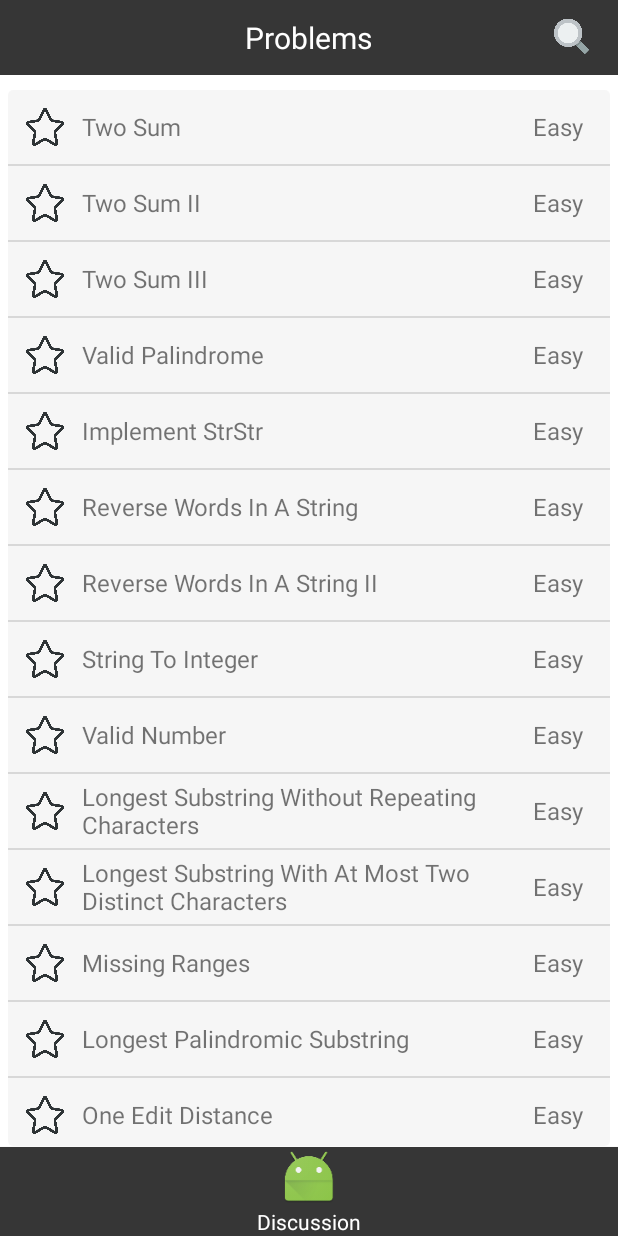
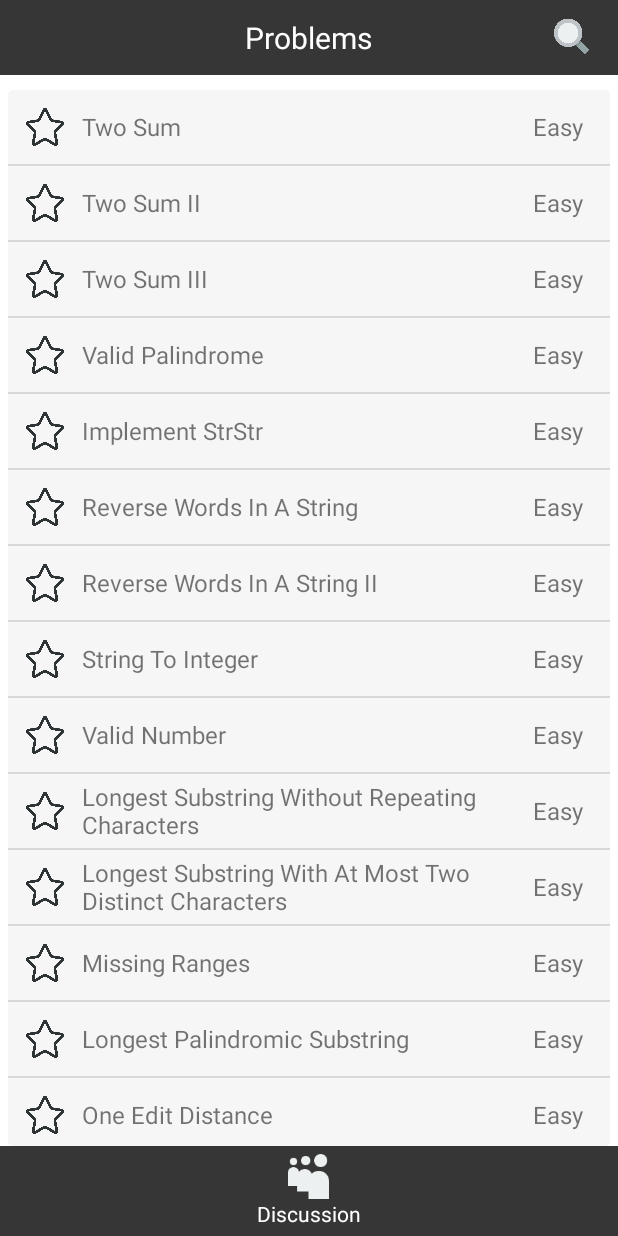
Before and after one commit to kennybill2014/Leetroid, an Android app: the screen it shows after launch (MainActivity), on a phone screen of 412 x 824 dp. Run offline under Robolectric (Android 15) with nearby library versions, the phone set to English and light mode, and no system bars; 1 statement that could not run was skipped.

Commit message:
Modify the tab icon

```diff
--- a/app/src/main/java/joey/com/leetroid/MainActivity.java
+++ b/app/src/main/java/joey/com/leetroid/MainActivity.java
@@ -51,9 +51,9 @@ public class MainActivity extends FragmentActivity {
         mFragmentTabHost.setup(this, getSupportFragmentManager(), R.id.frame_container);
 
         mMainTab = getIndicator(MainActivity.this, mFragmentTabHost.newTabSpec(TAB_MAIN_TAG), "#363636",
-                "Solution", R.mipmap.ic_launcher);
+                "Solution", R.mipmap.problem);
         mWebTab = getIndicator(MainActivity.this, mFragmentTabHost.newTabSpec(TAB_WEB_TAG), "#363636",
-                "Discussion", R.mipmap.ic_launcher);
+                "Discussion", R.mipmap.discussion);
 
         mFragmentTabHost.addTab(mMainTab, MainListContainerFragment.class, null);
         mFragmentTabHost.addTab(mWebTab, WebContainerFragment.class, null);
--- a/app/src/main/res/layout/tab_item.xml
+++ b/app/src/main/res/layout/tab_item.xml
@@ -1,12 +1,18 @@
 <?xml version="1.0" encoding="utf-8"?>
 <RelativeLayout xmlns:android="http://schemas.android.com/apk/res/android"
-    android:layout_width="match_parent" android:layout_height="match_parent">
+    android:layout_width="50dp" android:layout_height="50dp">
+    <RelativeLayout
+        android:layout_width="wrap_content"
+        android:layout_height="wrap_content"
+        android:paddingTop="5dp"
+        android:paddingBottom="5dp"
+        android:layout_centerInParent="true">
         <ImageView
             android:id="@+id/tab_image"
-        android:layout_height="40dp"
-        android:layout_width="40dp"
+            android:layout_height="30dp"
+            android:layout_width="30dp"
+            android:layout_centerHorizontal="true"
             android:scaleType="fitXY"
-        android:layout_centerHorizontal="true"
             >
         </ImageView>
         <TextView
@@ -19,3 +25,4 @@
             >
         </TextView>
     </RelativeLayout>
+</RelativeLayout>
```
Also changed, not shown: app/src/main/res/layout/web_fragment.xml (+9 -9 lines), app/src/main/res/mipmap-xhdpi/discussion.png (added), app/src/main/res/mipmap-xhdpi/problem.png (added). Lines whose indentation alone changed are shown as unchanged.
